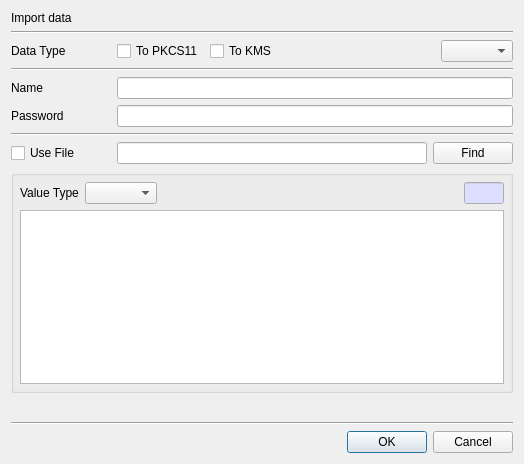
Before: the Qt Designer form CertMan/import_dlg.ui in jykim74/CertMan, drawn with Qt 5.
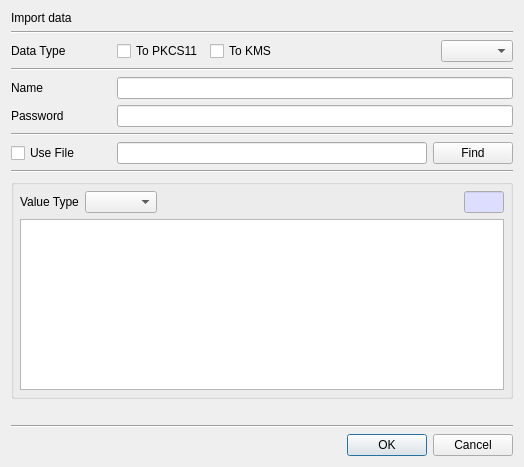
After: the same form once the commit is applied.

Diff of the .ui file:
```diff
--- a/CertMan/import_dlg.ui
+++ b/CertMan/import_dlg.ui
@@ -7,7 +7,7 @@
     <x>0</x>
     <y>0</y>
     <width>524</width>
-    <height>464</height>
+    <height>467</height>
    </rect>
   </property>
   <property name="windowTitle">
@@ -179,6 +179,13 @@
      </item>
     </layout>
    </item>
+   <item>
+    <widget class="Line" name="line_5">
+     <property name="orientation">
+      <enum>Qt::Horizontal</enum>
+     </property>
+    </widget>
+   </item>
    <item>
     <widget class="QGroupBox" name="mValueGroup">
      <property name="minimumSize">
```
